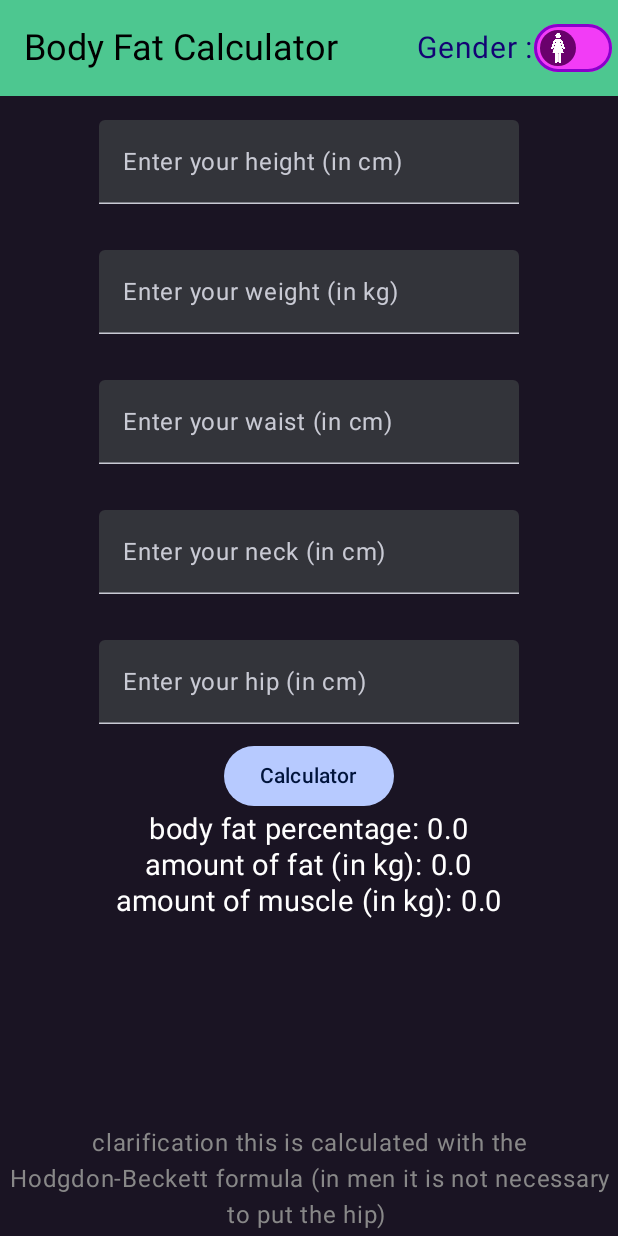
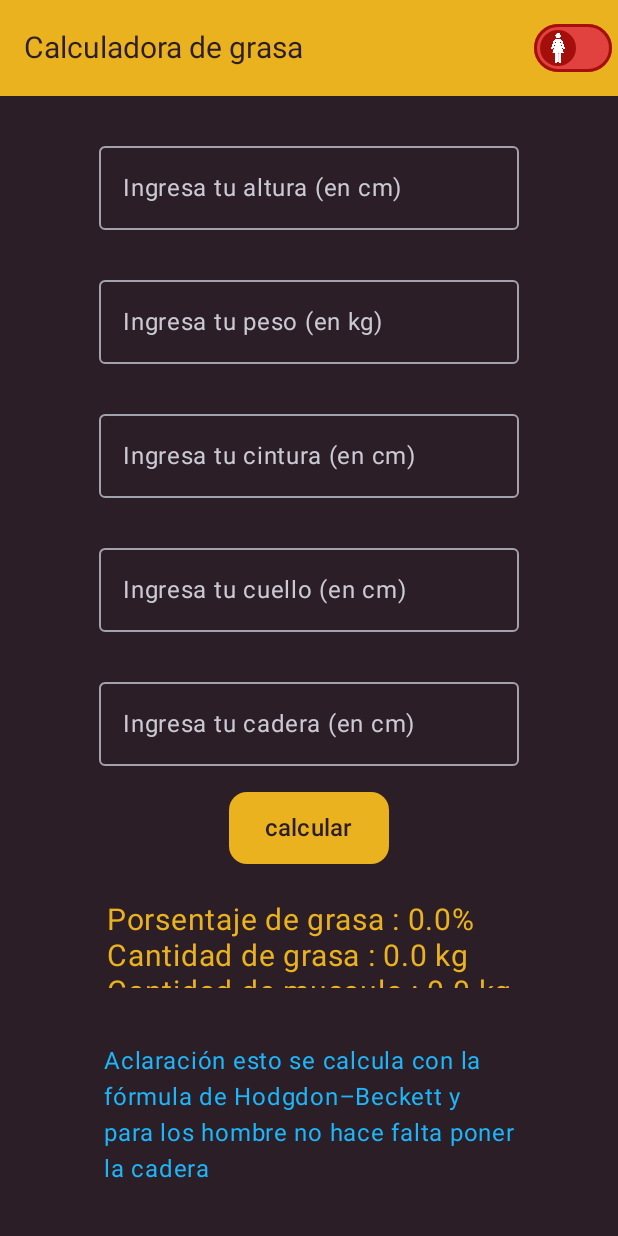
Before and after one commit to lautaro-tomas-ardiles/Body-Fat-Calculator, an Android app built with Jetpack Compose: the screen it shows after launch (MainActivity), on a phone screen of 412 x 824 dp. Run offline under Robolectric (Android 15) with nearby library versions, the phone set to English and light mode, and no system bars.

Commit message:
new palet colors

```diff
--- a/app/src/main/AndroidManifest.xml
+++ b/app/src/main/AndroidManifest.xml
@@ -4,11 +4,12 @@
 
     <application
         android:allowBackup="true"
+        android:isGame="true"
         android:dataExtractionRules="@xml/data_extraction_rules"
         android:fullBackupContent="@xml/backup_rules"
-        android:icon="@drawable/portada"
+        android:icon="@drawable/portadagg"
         android:label="@string/app_name"
-        android:roundIcon="@drawable/portada"
+        android:roundIcon="@drawable/portadagg"
         android:supportsRtl="true"
         android:theme="@style/Theme.CALCULADORADEGRASA"
         tools:targetApi="31">
--- a/app/src/main/java/com/example/calculadoradegrasa/MainActivity.kt
+++ b/app/src/main/java/com/example/calculadoradegrasa/MainActivity.kt
@@ -1,20 +1,19 @@
-@file:OptIn(ExperimentalMaterial3Api::class)
+@file:OptIn(ExperimentalMaterial3Api::class, ExperimentalMaterial3Api::class)
 package com.example.calculadoradegrasa
 
-import android.annotation.SuppressLint
 import android.os.Bundle
 import androidx.activity.ComponentActivity
 import androidx.activity.compose.setContent
+import androidx.compose.foundation.background
 import androidx.compose.foundation.layout.*
+import androidx.compose.foundation.shape.RoundedCornerShape
 import androidx.compose.foundation.text.KeyboardOptions
 import androidx.compose.material3.*
 import androidx.compose.runtime.*
-import androidx.compose.ui.Alignment
-import androidx.compose.ui.Modifier
-import androidx.compose.ui.graphics.Color
+import androidx.compose.ui.*
 import androidx.compose.ui.res.painterResource
 import androidx.compose.ui.text.input.KeyboardType
-import androidx.compose.ui.text.style.TextAlign
+import androidx.compose.ui.tooling.preview.Preview
 import androidx.compose.ui.unit.*
 import com.example.calculadoradegrasa.ui.theme.*
 import java.lang.Math.log10
@@ -43,21 +42,15 @@ fun TopAppBar() {
     TopAppBar(
         title = {
             Text(
-                text = "Body Fat Calculator",
-                fontSize = 24.sp,
-                color = Color.Black,
-                modifier = Modifier
+                text = "Calculadora de grasa",
+                fontSize = 20.sp,
+                color = NewBlack
             )
         },
         colors = TopAppBarDefaults.largeTopAppBarColors(
-            containerColor = Emerald
+            containerColor = Orange
         ),
         actions = {
-            Text(
-                text = "Gender :",
-                color = Color(0xFF130374),
-                fontSize = 20.sp
-            )
             Switch(
                 checked = isMan,
                 onCheckedChange = {
@@ -76,20 +69,20 @@ fun TopAppBar() {
                     {
                         Icon(
                             painter = painterResource(R.drawable.woman),
-                            contentDescription = "man",
+                            contentDescription = "woman",
                             modifier = Modifier.size(20.dp)
                         )
                     }
                 },
                 colors = SwitchDefaults.colors(
-                    checkedThumbColor = Color(0xFF150097),//la bola
-                    checkedTrackColor = Color(0xFF6744F2),//el fondo
-                    checkedBorderColor = Color(0xFF6744F2),//borde
-                    checkedIconColor = Color.White,//icono
-                    uncheckedThumbColor = Color(0xFF6A016C),
-                    uncheckedTrackColor = Color(0xFFF23CF6),
-                    uncheckedBorderColor = Color(0xFF8A00CC),
-                    uncheckedIconColor = Color.White
+                    checkedThumbColor = Blue,//la bola
+                    checkedTrackColor = LightBlue,//el fondo
+                    checkedBorderColor = Blue,//borde
+                    checkedIconColor = White,//icono
+                    uncheckedThumbColor = Red,
+                    uncheckedTrackColor = LightRed,
+                    uncheckedBorderColor = Red,
+                    uncheckedIconColor = White
                 )
             )
         }
@@ -99,16 +92,36 @@ fun TopAppBar() {
 
 @Composable
 fun BottomAppBar(){
-    BottomAppBar(
-        actions = {
-            Text(
-                text = "clarification this is calculated with the Hodgdon-Beckett formula (in men it is not necessary to put the hip) ",
-                color = Color.Gray,
-                textAlign = TextAlign.Center
-            )
-        },
-        containerColor = RaisinBlack
-    )
+    BottomAppBar (
+        containerColor = NewBlack,
+        modifier = Modifier
+            .height(140.dp)
+            .padding(bottom = 26.dp)
+    ) {
+        Row (
+            Modifier.fillMaxWidth(),
+            horizontalArrangement = Arrangement.Center
+        ) {
+            Column{
+                Text(
+                    text = "Aclaración esto se calcula con la",
+                    color = LightBlue
+                )
+                Text(
+                    text = "fórmula de Hodgdon–Beckett y",
+                    color = LightBlue
+                )
+                Text(
+                    text = "para los hombre no hace falta poner",
+                    color = LightBlue
+                )
+                Text(
+                    text = "la cadera",
+                    color = LightBlue
+                )
+            }
+        }
+    }
 }
 
 @Composable
@@ -121,61 +134,72 @@ fun TextsFields() {
 
     Column(
         Modifier
-            .padding(vertical = 80.dp)
+            .padding(
+                vertical = 25.dp,
+                horizontal = 55.dp
+            )
             .fillMaxWidth(),
         horizontalAlignment = Alignment.CenterHorizontally
     ) {
-        TextField(
+        OutlinedTextField(
             value = height,
             onValueChange = { height = it },
             singleLine = true,
-            label = { Text("Enter your height (in cm)") },
+            label = { Text("Ingresa tu altura (en cm)") },
             keyboardOptions = KeyboardOptions(
                 keyboardType = KeyboardType.Number
             )
         )
-        Spacer(modifier = Modifier.padding(15.dp))
-        TextField(
+        Spacer(modifier = Modifier.padding(12.5.dp))
+        OutlinedTextField(
             value = weight,
             onValueChange = { weight = it },
             singleLine = true,
-            label = { Text("Enter your weight (in kg)") },
+            label = { Text("Ingresa tu peso (en kg)") },
             keyboardOptions = KeyboardOptions(
                 keyboardType = KeyboardType.Number
             )
         )
-        Spacer(modifier = Modifier.padding(15.dp))
-        TextField(
+        Spacer(modifier = Modifier.padding(12.5.dp))
+        OutlinedTextField(
             value = waist,
             onValueChange = { waist = it },
             singleLine = true,
-            label = { Text("Enter your waist (in cm)") },
+            label = { Text("Ingresa tu cintura (en cm)") },
             keyboardOptions = KeyboardOptions(
                 keyboardType = KeyboardType.Number
             )
         )
-        Spacer(modifier = Modifier.padding(15.dp))
-        TextField(
+        Spacer(modifier = Modifier.padding(12.5.dp))
+        OutlinedTextField(
             value = neck,
             onValueChange = { neck = it },
             singleLine = true,
-            label = { Text("Enter your neck (in cm)") },
+            label = { Text("Ingresa tu cuello (en cm)") },
             keyboardOptions = KeyboardOptions(
                 keyboardType = KeyboardType.Number
             )
         )
-        Spacer(modifier = Modifier.padding(15.dp))
-        TextField(
+        Spacer(modifier = Modifier.padding(12.5.dp))
+        OutlinedTextField(
             value = hip,
             onValueChange = { hip = it },
             singleLine = true,
-            label = { Text("Enter your hip (in cm)") },
+            label = { Text("Ingresa tu cadera (en cm)") },
             keyboardOptions = KeyboardOptions(
                 keyboardType = KeyboardType.Number
             )
         )
-        Spacer(modifier = Modifier.padding(5.dp))
+        Spacer(modifier = Modifier.padding(8.5.dp))
         Button(
+            colors =  ButtonDefaults.buttonColors(
+                containerColor = Orange
+            ),
+            modifier = Modifier
+                .background(
+                    shape = RoundedCornerShape(size = 12.dp),
+                    color = Orange
+                ),
             onClick = {
                 fatCalculator(
                     height = height.toDoubleOrNull() ?: 0.0,
@@ -187,11 +211,15 @@ fun TextsFields() {
                 )
             }
         ) {
-            Text("Calculator")
+            Text(
+                text = "calcular",
+                fontSize = 16.sp,
+                color = NewBlack
+            )
         }
+        Spacer(modifier = Modifier.padding(12.5.dp))
         TextsFatCalculator()
     }
-
 }
 
 fun fatCalculator(height: Double, waist: Double, neck: Double, weight: Double, hip: Double, isMan: Boolean) {
@@ -250,24 +278,15 @@ fun TextsFatCalculator() {
         horizontalAlignment = Alignment.CenterHorizontally
     ) {
         Text(
-            text = "body fat percentage: $GeneralFatPercentage",
-            color = Color.White,
-            fontSize = 19.sp
-        )
-        Text(
-            text = "amount of fat (in kg): $GeneralFat",
-            color = Color.White,
-            fontSize = 19.sp
-        )
-        Text(
-            text = "amount of muscle (in kg): $GeneralMuscles",
-            color = Color.White,
-            fontSize = 19.sp
+            text = "Porsentaje de grasa : $GeneralFatPercentage%\n" +
+                    "Cantidad de grasa : $GeneralFat kg\n" +
+                    "Cantidad de musculo : $GeneralMuscles kg",
+            fontSize = 20.sp,
+            color = Orange
         )
     }
 }
 
-@SuppressLint("UnusedMaterial3ScaffoldPaddingParameter")
 @Composable
 fun MainPage() {
     Scaffold(
@@ -277,8 +296,20 @@ fun MainPage() {
         bottomBar = {
             BottomAppBar()
         },
-        containerColor = RaisinBlack
-    ) {
-        TextsFields()
+        containerColor = NewBlack
+    ) {innerPadding ->
+        Column (
+            Modifier.padding(innerPadding)
+        ){
+            TextsFields()
+        }
     }
 }
+
+@Preview(showSystemUi = false)
+@Composable
+fun Preview() {
+    CALCULADORADEGRASATheme(darkTheme = true) {
+        MainPage()
+    }
+}
--- a/app/src/main/java/com/example/calculadoradegrasa/ui/theme/Color.kt
+++ b/app/src/main/java/com/example/calculadoradegrasa/ui/theme/Color.kt
@@ -2,9 +2,14 @@ package com.example.calculadoradegrasa.ui.theme
 
 import androidx.compose.ui.graphics.Color
 
-val RaisinBlack = Color(0xFF1A1423)
-val Emerald = Color(0xFF4DC790)
+val Orange = Color(0xFFEBB220)
+val NewBlack = Color(0xFF2C1E26)
+val White = Color(0xFFFFFFFF)
+val LightBlue = Color(0xFF1DB6FA)
+val Blue = Color(0xFF0277AA)
+val LightRed = Color(0xFFE2423F)
+val Red = Color(0xFFA40F0C)
 
-val Purple40 = Color(0xFF6650a4)
+val Purple40 = Color(0xFFFFFFFF)
 val PurpleGrey40 = Color(0xFF625b71)
 val Pink40 = Color(0xFF7D5260)
--- a/app/src/main/res/values/strings.xml
+++ b/app/src/main/res/values/strings.xml
@@ -1,3 +1,3 @@
 <resources>
-    <string name="app_name">Body Fat Calculator</string>
+    <string name="app_name">calculadora de grasa</string>
 </resources>
```
Also changed, not shown: app/src/main/res/drawable/portada.webp (deleted), app/src/main/res/drawable/portadagg.webp (added).
